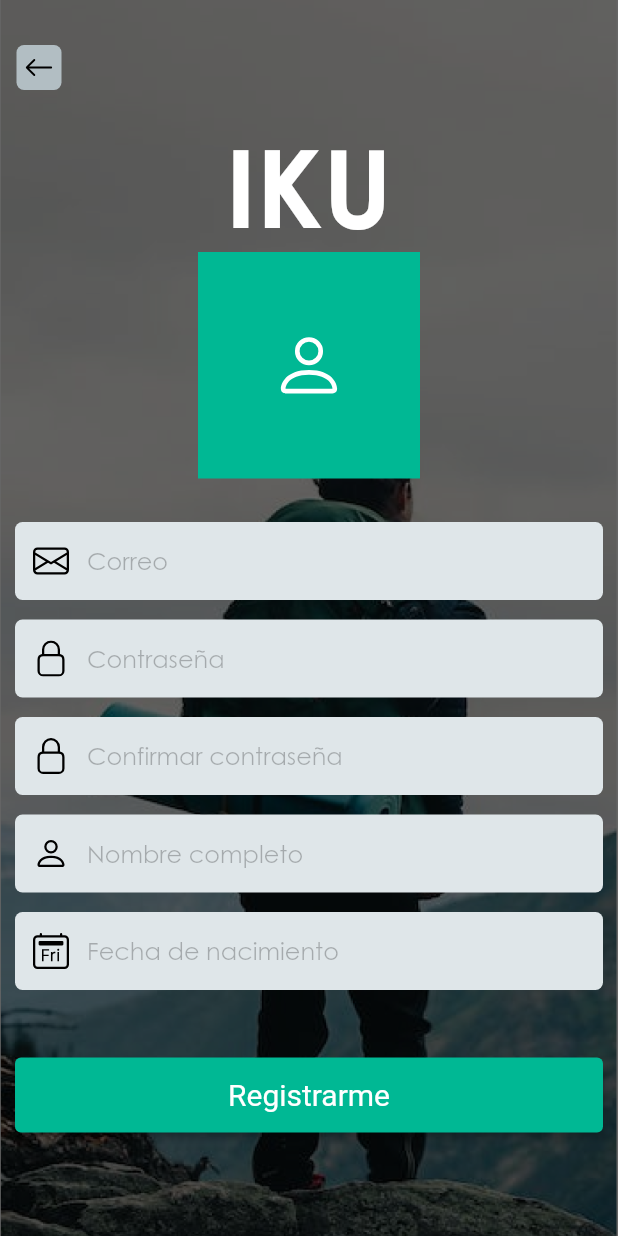
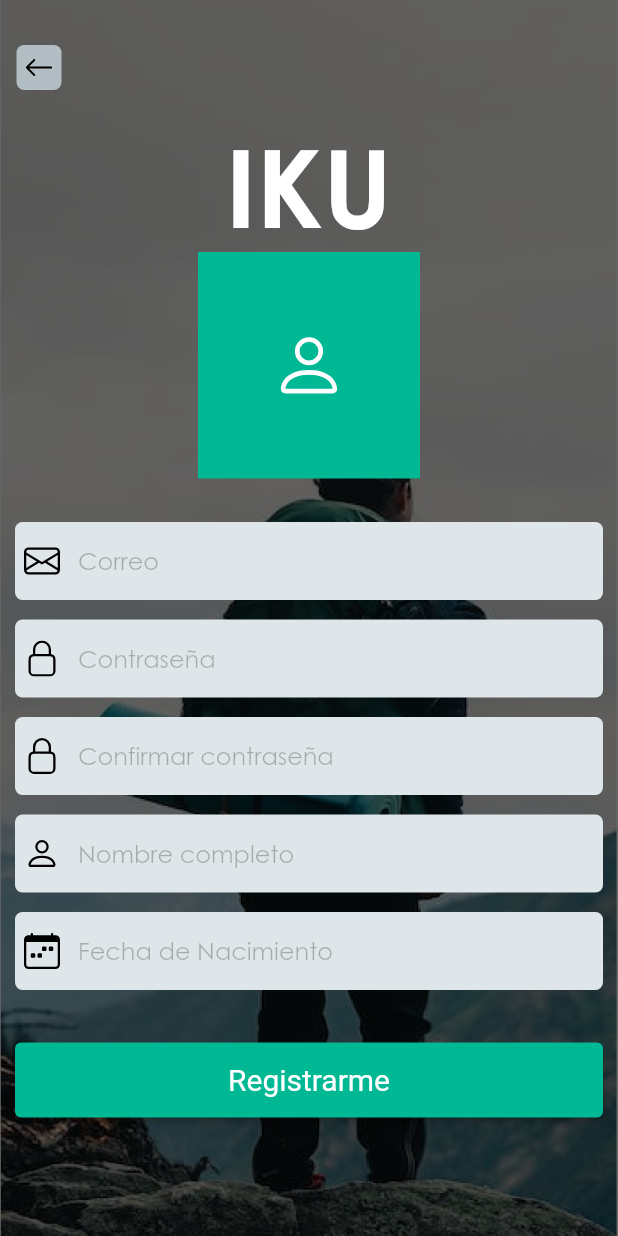
Before and after one commit to pueblobelloapp/TouristApp, a Flutter app: the screen it shows after launch, after a tap on "Registrarme", on a phone screen of 412 x 824 dp. Run offline on Flutter 3.47's test engine with Material 2 defaults, Android fonts, the phone set to English and light mode, and no system bars; our stand-ins replace bootstrap_icons, cloud_firestore, email_validator, equatable, firebase_auth, firebase_core and 8 more; accounts and stored records are empty.

Commit message:
Se agrega libreria  intl, se agreda data picker al textFormField de fecha de nacimiento en la vista de registrar

```diff
--- a/lib/Recursos/Paginas/Home/home.dart
+++ b/lib/Recursos/Paginas/Home/home.dart
@@ -64,7 +64,10 @@ Widget _bodyContainer(BuildContext context) {
                       ),
                       textGuide: 'Buscar...',
                       obscureText: false,
-                        textInputType: TextInputType.name))),
+                      textInputType: TextInputType.name,
+                      contentPadding: const EdgeInsets.symmetric(vertical: 5.0),
+                      fillColor: const Color.fromRGBO(178, 190, 195, 1),
+                    ))),
             const SizedBox(
               width: 5.0,
             ),
--- a/lib/Recursos/Paginas/Login/Login.dart
+++ b/lib/Recursos/Paginas/Login/Login.dart
@@ -2,6 +2,7 @@ import 'package:app_turismo_usuario/Recursos/Entity/UserLogin.dart';
 import 'package:app_turismo_usuario/Recursos/Paginas/Login/LoginControllers.dart';
 import 'package:app_turismo_usuario/Recursos/Paginas/Home/home.dart';
 import 'package:app_turismo_usuario/Recursos/Widget/Constans.dart';
+import 'package:app_turismo_usuario/Recursos/Widget/custom_textFormField.dart';
 import 'package:app_turismo_usuario/Recursos/utils/GextUtils.dart';
 import 'package:app_turismo_usuario/main.dart';
 import 'package:bootstrap_icons/bootstrap_icons.dart';
@@ -118,19 +119,31 @@ class _LoginState extends State<Login> {
           key: _formkey,
           child: Column(
             children: [
-              _textFormFielWidget(
-                  _emailL,
-                  BootstrapIcons.envelope,
-                  'Correo',
-                  false,
-                  'Error, compruebe el correo',
-                  TextInputType.emailAddress),
+              //TextFormField correo
+              CustomTextFormField(
+                  controller: _emailL,
+                  icon: const Icon(
+                    BootstrapIcons.envelope,
+                    color: AppBasicColors.black,
+                  ),
+                  textGuide: 'Correo',
+                  obscureText: false,
+                  msgError: 'Error, compruebe el correo',
+                  textInputType: TextInputType.emailAddress),
               const SizedBox(
                 height: 13,
               ),
               //TextFormField Contraseña
-              _textFormFielWidget(_passwordL, BootstrapIcons.lock, 'Contraseña',
-                  true, 'Error, Digite una contraseña', TextInputType.text),
+              CustomTextFormField(
+                  controller: _passwordL,
+                  icon: const Icon(
+                    BootstrapIcons.lock,
+                    color: AppBasicColors.black,
+                  ),
+                  textGuide: 'Contraseña',
+                  obscureText: true,
+                  msgError: 'Error, Digite una contraseña',
+                  textInputType: TextInputType.text),
               const SizedBox(
                 height: 13,
               ),
--- a/lib/Recursos/Paginas/Registrar/Registrar.dart
+++ b/lib/Recursos/Paginas/Registrar/Registrar.dart
@@ -1,13 +1,12 @@
-import 'package:app_turismo_usuario/Recursos/Paginas/Login/LoginControllers.dart';
 import 'package:app_turismo_usuario/Recursos/Widget/Constans.dart';
-import 'package:app_turismo_usuario/main.dart';
+import 'package:app_turismo_usuario/Recursos/Widget/custom_textFormField.dart';
 import 'package:bootstrap_icons/bootstrap_icons.dart';
 import 'package:flutter/material.dart';
-import 'package:font_awesome_flutter/font_awesome_flutter.dart';
 import 'package:get/get.dart';
 
 import '../../theme/app_theme.dart';
 import 'RegistrarController.dart';
+import 'package:intl/intl.dart';
 
 class Registrar extends GetView<RegistrarController> {
   const Registrar({super.key});
@@ -40,7 +39,7 @@ class Registrar extends GetView<RegistrarController> {
                   ),
                   _title(),
                   _containerPhoto(),
-                  _formRegistration()
+                  _formRegistration(context)
                 ],
               ),
             )
@@ -112,7 +111,7 @@ Widget _containerPhoto() {
           )));
 }
 
-Widget _formRegistration() {
+Widget _formRegistration(BuildContext context) {
   final controller = Get.put<RegistrarController>(RegistrarController());
   return Container(
     margin: const EdgeInsets.fromLTRB(10, 29, 10, 0),
@@ -121,121 +120,106 @@ Widget _formRegistration() {
         child: Column(
           children: <Widget>[
             //TextFormField Email
-        _textFormFielWidget(
-            controller.emailR,
-            const Icon(
+            CustomTextFormField(
+              controller: controller.emailR,
+              icon: const Icon(
                 BootstrapIcons.envelope,
                 color: AppBasicColors.black,
               ),
-            'Correo',
-            false,
-            'Error,digite un correo',
-            TextInputType.emailAddress),
+              textGuide: 'Correo',
+              obscureText: false,
+              msgError: 'Error,digite un correo',
+              textInputType: TextInputType.emailAddress,
+              fillColor: AppBasicColors.colorTextFormField,
+            ),
             const SizedBox(
-          height: 13,
+              height: 13.0,
             ),
-        //TextFormField contraseña
-        _textFormFielWidget(
-            controller.passwordR,
-            const Icon(
+            //TextFormField Contraseña
+            CustomTextFormField(
+              controller: controller.passwordR,
+              icon: const Icon(
                 BootstrapIcons.lock,
                 color: AppBasicColors.black,
               ),
-            'Contraseña',
-            true,
-            'Error,digite una Contraseña',
-            TextInputType.text),
+              textGuide: 'Contraseña',
+              obscureText: true,
+              msgError: 'Error,digite una Contraseña',
+              textInputType: TextInputType.text,
+              fillColor: AppBasicColors.colorTextFormField,
+            ),
             const SizedBox(
               height: 13,
             ),
             //TextFormField confirmar Contraseña
-        _textFormFielWidget(
-            controller.passwordConfR,
-            const Icon(
+            CustomTextFormField(
+              controller: controller.passwordConfR,
+              icon: const Icon(
                 BootstrapIcons.lock,
                 color: AppBasicColors.black,
               ),
-            'Confirmar contraseña',
-            true,
-            'Error,digite una Contraseña',
-            TextInputType.text),
+              textGuide: 'Confirmar contraseña',
+              obscureText: true,
+              msgError: 'Error,digite una Contraseña',
+              textInputType: TextInputType.text,
+              fillColor: AppBasicColors.colorTextFormField,
+            ),
             const SizedBox(
               height: 13,
             ),
             //TextFormField Nombre Completo
-        _textFormFielWidget(
-            controller.nameR,
-            const Icon(
+            CustomTextFormField(
+              controller: controller.nameR,
+              icon: const Icon(
                 BootstrapIcons.person,
                 color: AppBasicColors.black,
               ),
-            'Nombre completo',
-            false,
-            'Error,digite nombre completo',
-            TextInputType.text),
+              textGuide: 'Nombre completo',
+              obscureText: false,
+              msgError: 'Error,digite nombre completo',
+              textInputType: TextInputType.text,
+              fillColor: AppBasicColors.colorTextFormField,
+            ),
             const SizedBox(
               height: 13,
             ),
             //TextFormField fecha de nacimiento
-        _textFormFielWidget(
-            controller.dateOfBirthR,
-            const Icon(
-              BootstrapIcons.calendar2_day,
+            CustomTextFormField(
+              controller: controller.dateOfBirthR,
+              icon: const Icon(
+                BootstrapIcons.calendar_week,
                 color: AppBasicColors.black,
               ),
-            'Fecha de nacimiento',
-            false,
-            'Error,digite fecha de nacimiento',
-            TextInputType.datetime),
+              textGuide: 'Fecha de Nacimiento',
+              obscureText: false,
+              msgError: 'Error,digite fecha de nacimiento',
+              textInputType: TextInputType.text,
+              fillColor: AppBasicColors.colorTextFormField,
+              readOnly: true,
+              onTap: () async {
+                DateTime? pickedDate = await showDatePicker(
+                  context: context,
+                  initialDate: DateTime.now(),
+                  firstDate: DateTime(1990),
+                  lastDate: DateTime.now(), //DateTime(2028)
+                );
+
+                if (pickedDate != null) {
+                  print(pickedDate);
+
+                  String formattedDate =
+                      DateFormat('yyyy-MM-dd').format(pickedDate);
+
+                  controller.dateOfBirthR.text = formattedDate;
+                }
+              },
+            ),
             const SizedBox(
-          height: 45.0,
+              height: 35.0,
             ),
             _btonRegistration()
           ],
         )),
-  );
-}
-
-Widget _textFormFielWidget(
-    TextEditingController controlador,
-    Icon icono,
-    String textGuide,
-    bool estate,
-    String msgError,
-    TextInputType textInputType) {
-  return TextFormField(
-    controller: controlador,
-    keyboardType: textInputType,
-    obscureText: estate,
-    decoration: InputDecoration(
-      prefixIcon: Padding(
-        padding: const EdgeInsets.all(12.0),
-        child: icono,
-      ),
-      fillColor: const Color(0xFFDFE6E9),
-      filled: true,
-      enabledBorder: OutlineInputBorder(
-          borderSide: BorderSide.none,
-          borderRadius: BorderRadius.circular(5.0)),
-      focusedBorder: OutlineInputBorder(
-          borderSide: BorderSide.none,
-          borderRadius: BorderRadius.circular(5.0)),
-      border: const OutlineInputBorder(
-        borderSide: BorderSide.none,
-        //borderRadius: BorderRadius.circular(5.0)
-      ),
-      hintText: textGuide,
-      disabledBorder: InputBorder.none,
-      contentPadding: const EdgeInsets.all(16.0),
-      hintStyle: const TextStyle(color: Colors.black26),
-      labelStyle: const TextStyle(color: Colors.green),
-    ),
-    validator: (value) {
-      if (value!.isEmpty) {
-        return msgError;
-      }
-    },
-    cursorColor: Colors.black,
   );
 }
 
@@ -252,11 +236,11 @@ Widget _btonRegistration() {
           if (controller.formKey.currentState!.validate()) {
             print("Valido campos");
             Map<String, String> dataRegister = {
-              "name" : controller.nameR.text,
-              "email" : controller.emailR.text,
-              "pass" : controller.passwordR.text,
-              "passVerify" : controller.passwordConfR.text,
-              "birthDate" : controller.dateOfBirthR.text
+              "name": controller.nameR.text,
+              "email": controller.emailR.text,
+              "pass": controller.passwordR.text,
+              "passVerify": controller.passwordConfR.text,
+              "birthDate": controller.dateOfBirthR.text
             };
             controller.validateRegisterUser(dataRegister);
           } else {
--- a/lib/Recursos/Widget/custom_textFormField.dart
+++ b/lib/Recursos/Widget/custom_textFormField.dart
@@ -1,3 +1,5 @@
+import 'dart:ui';
+
 import 'package:app_turismo_usuario/Recursos/theme/app_theme.dart';
 import 'package:flutter/material.dart';
 
@@ -6,7 +8,12 @@ class CustomTextFormField extends StatelessWidget {
   final Icon icon;
   final String textGuide;
   final bool obscureText;
+  final String? msgError;
   final TextInputType textInputType;
+  final EdgeInsetsGeometry? contentPadding;
+  final Color? fillColor;
+  final bool readOnly;
+  final VoidCallback? onTap;
 
   const CustomTextFormField(
       {super.key,
@@ -14,7 +21,12 @@ class CustomTextFormField extends StatelessWidget {
       required this.icon,
       required this.textGuide,
       required this.obscureText,
-      required this.textInputType});
+      required this.textInputType,
+      this.contentPadding = const EdgeInsets.all(16.0),
+      this.fillColor = AppBasicColors.white,
+      this.msgError,
+      this.readOnly = false,
+      this.onTap});
 
   @override
   Widget build(BuildContext context) {
@@ -22,13 +34,17 @@ class CustomTextFormField extends StatelessWidget {
       controller: controller,
       keyboardType: textInputType,
       obscureText: obscureText,
+      readOnly: readOnly,
+      onTap: onTap,
       decoration: InputDecoration(
           prefixIcon: Padding(
-          padding: const EdgeInsets.only(left: 6.0, top: 0.0, right: 6.0),
+            padding: const EdgeInsets.only(
+                left: 6.0, top: 0.0, right: 12.0, bottom: 0.0),
             child: icon,
           ),
-        prefixIconConstraints: const BoxConstraints(minWidth: 0, minHeight: 0),
-        fillColor: const Color.fromRGBO(178, 190, 195, 1),
+          prefixIconConstraints:
+              const BoxConstraints(minWidth: 0, minHeight: 0),
+          fillColor: fillColor,
           filled: true,
           enabledBorder: OutlineInputBorder(
             borderSide: BorderSide.none,
@@ -42,13 +58,13 @@ class CustomTextFormField extends StatelessWidget {
             borderSide: BorderSide.none,
           ),
           hintText: textGuide,
-        contentPadding: const EdgeInsets.symmetric(vertical: 5.0),
+          contentPadding: contentPadding,
           isCollapsed: true,
-        hintStyle: const TextStyle(color: AppBasicColors.white),
-      ),
+          hintStyle: const TextStyle(color: Colors.black26),
+          errorStyle: const TextStyle(color: AppBasicColors.white)),
       validator: (value) {
         if (value!.isEmpty) {
-          //return msgError;
+          return msgError;
         }
       },
       cursorColor: AppBasicColors.black,
--- a/lib/Recursos/theme/app_theme.dart
+++ b/lib/Recursos/theme/app_theme.dart
@@ -13,4 +13,6 @@ class AppBasicColors {
   static const greyRgba = Color.fromRGBO(179, 190, 195, 1);
   static const greyMun = Color.fromRGBO(223, 230, 233, 1);
   static const blue = Color.fromRGBO(28, 162, 240, 1);
+
+  static const colorTextFormField = Color.fromRGBO(223, 230, 233, 1);
 }
--- a/pubspec.yaml
+++ b/pubspec.yaml
@@ -30,6 +30,7 @@ dependencies:
   bootstrap_icons: ^1.10.5+2
   email_validator: ^2.1.17
   get_it: ^7.2.0
+  intl: ^0.18.1
 
 dev_dependencies:
   flutter_test:
```
Also changed, not shown: pubspec.lock, 2 other files. Lines whose indentation alone changed are shown as unchanged.
